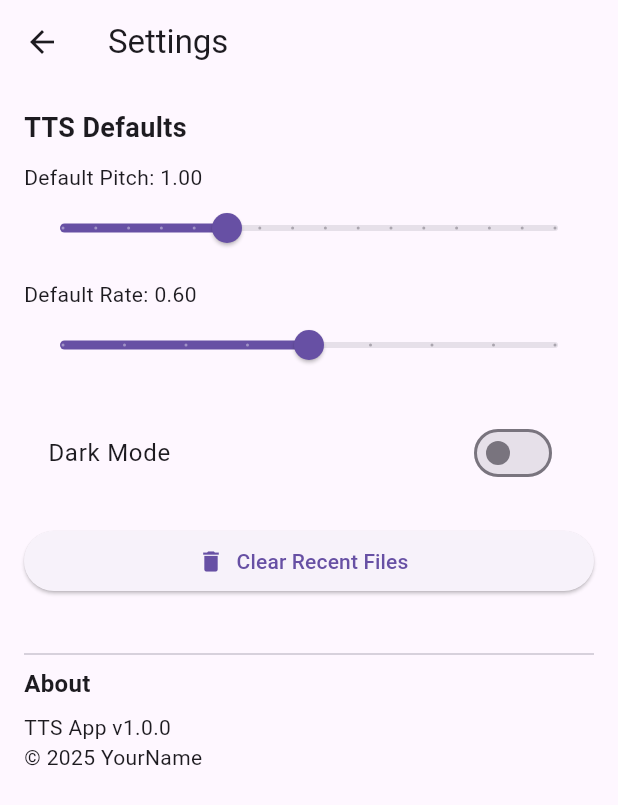
After one commit to pranav2811/ttsapp, a Flutter app: the SettingsScreen screen opened directly, on a phone screen of 412 x 824 dp. The commit adds this screen. Shown: the top 805 px of the screen. Run offline on Flutter 3.47's test engine with Material 3 defaults, Android fonts, the phone set to English and light mode, and no system bars; our stand-ins replace file_picker, flutter_tts, open_file, share_plus; missing offline and left inert: syncfusion_flutter_pdf.

Commit message:
added settings and recent files menu

```diff
--- /dev/null
+++ b/lib/screens/settings_screen.dart
@@ -0,0 +1,68 @@
+import 'package:flutter/material.dart';
+
+class SettingsScreen extends StatefulWidget {
+  const SettingsScreen({super.key});
+
+  @override
+  State<SettingsScreen> createState() => _SettingsScreenState();
+}
+
+class _SettingsScreenState extends State<SettingsScreen> {
+  double _defaultPitch = 1.0;
+  double _defaultRate = 0.6;
+  bool _isDarkMode = false;
+
+  @override
+  Widget build(BuildContext context) {
+    return Scaffold(
+      appBar: AppBar(title: const Text("Settings")),
+      body: ListView(
+        padding: const EdgeInsets.all(16),
+        children: [
+          const Text("TTS Defaults",
+              style: TextStyle(fontSize: 18, fontWeight: FontWeight.bold)),
+          const SizedBox(height: 10),
+          Text("Default Pitch: ${_defaultPitch.toStringAsFixed(2)}"),
+          Slider(
+            value: _defaultPitch,
+            min: 0.5,
+            max: 2.0,
+            divisions: 15,
+            onChanged: (val) => setState(() => _defaultPitch = val),
+          ),
+          const SizedBox(height: 10),
+          Text("Default Rate: ${_defaultRate.toStringAsFixed(2)}"),
+          Slider(
+            value: _defaultRate,
+            min: 0.2,
+            max: 1.0,
+            divisions: 8,
+            onChanged: (val) => setState(() => _defaultRate = val),
+          ),
+          const SizedBox(height: 20),
+          SwitchListTile(
+            title: const Text("Dark Mode"),
+            value: _isDarkMode,
+            onChanged: (val) => setState(() => _isDarkMode = val),
+          ),
+          const SizedBox(height: 20),
+          ElevatedButton.icon(
+            icon: const Icon(Icons.delete),
+            label: const Text("Clear Recent Files"),
+            onPressed: () {
+              ScaffoldMessenger.of(context).showSnackBar(
+                const SnackBar(content: Text("Recent files cleared.")),
+              );
+            },
+          ),
+          const SizedBox(height: 30),
+          const Divider(),
+          const Text("About",
+              style: TextStyle(fontSize: 16, fontWeight: FontWeight.bold)),
+          const SizedBox(height: 8),
+          const Text("TTS App v1.0.0\n© 2025 YourName"),
+        ],
+      ),
+    );
+  }
+}
--- a/pubspec.yaml
+++ b/pubspec.yaml
@@ -43,6 +43,7 @@ dependencies:
   xml: ^6.5.0
   path_provider: ^2.1.5
   share_plus: ^10.1.4
+  open_file: ^3.5.10
 
 dev_dependencies:
   flutter_test:
```
Also changed, not shown: lib/screens/home_screen.dart (+97 -42 lines), lib/screens/saved_files_screen.dart (added, +71 -0 lines), pubspec.lock, 7 other files.
